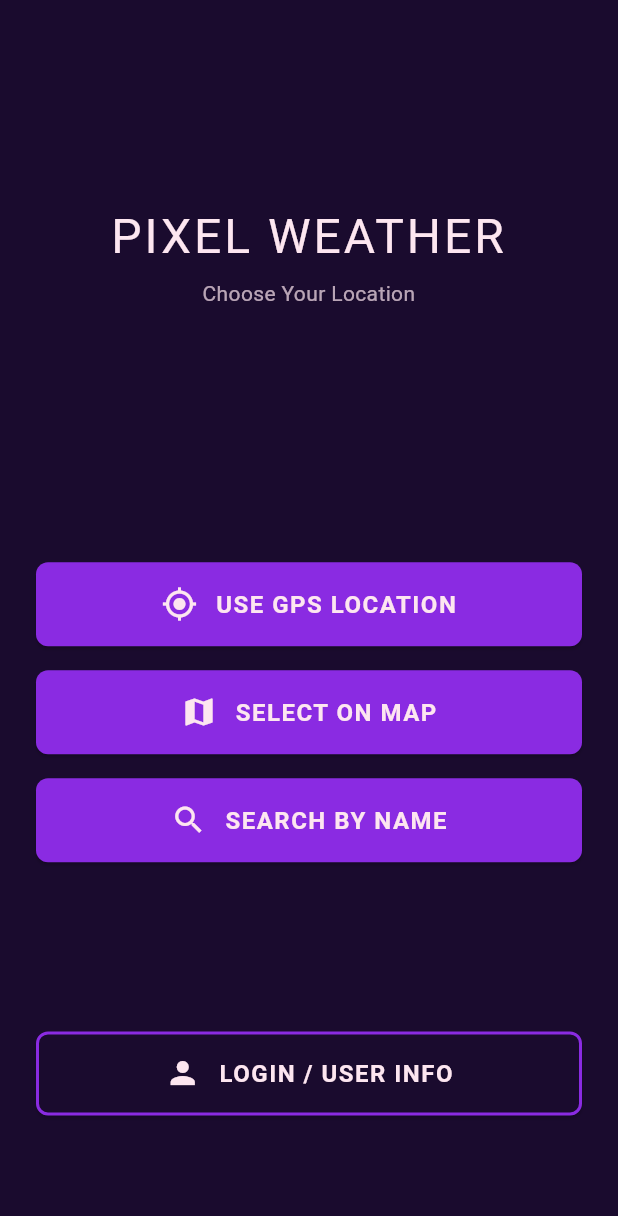
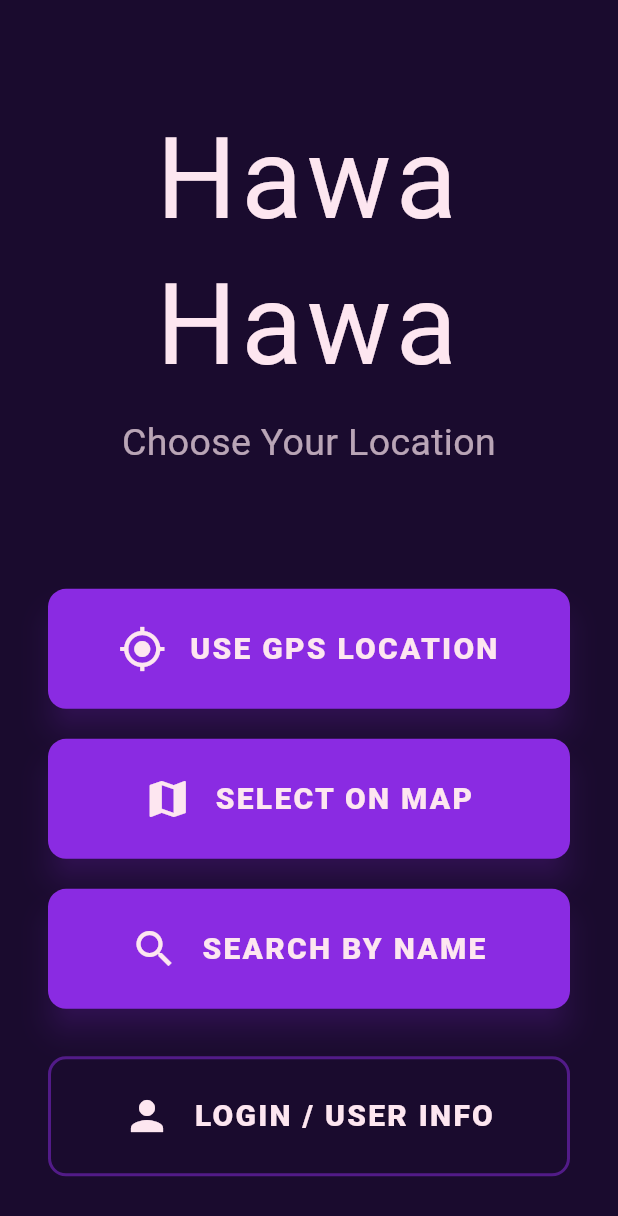
Before and after one commit to god-help-me-otherwise-im-screwed/MAD_FINAL_PROJECT, a Flutter app: the screen it shows after launch, on a phone screen of 412 x 824 dp. Shown: the top 1216 px of the screen. Run offline on Flutter 3.47's test engine with Material 3 defaults, Android fonts, the light colour scheme and no system bars; our stand-ins replace flutter_riverpod, geolocator, latlong2, shared_preferences; Roboto replaces fonts that are missing (BoldPixels); project files that could hold a hidden picture were left out.

Commit message:
startup-screen-version-1

```diff
--- a/hawahawa/lib/screens/startup_screen.dart
+++ b/hawahawa/lib/screens/startup_screen.dart
@@ -1,6 +1,7 @@
 import 'package:flutter/material.dart';
 import 'package:flutter_riverpod/flutter_riverpod.dart';
 import 'package:hawahawa/constants/colors.dart';
+import 'package:hawahawa/models/location_model.dart'; // Make sure this path is correct for your LocationResult model
 import 'package:hawahawa/providers/location_provider.dart';
 import 'package:hawahawa/providers/weather_provider.dart';
 import 'package:hawahawa/screens/weather_display_screen.dart';
@@ -8,75 +9,150 @@ import 'package:hawahawa/screens/map_picker_screen.dart';
 import 'package:hawahawa/screens/search_location_screen.dart';
 import 'package:hawahawa/screens/login_screen.dart';
 
-class StartupScreen extends ConsumerWidget {
+class StartupScreen extends ConsumerStatefulWidget {
   const StartupScreen({super.key});
 
   @override
-  Widget build(BuildContext context, WidgetRef ref) {
+  ConsumerState<StartupScreen> createState() => _StartupScreenState();
+}
+
+class _StartupScreenState extends ConsumerState<StartupScreen> {
+  // 1. STATE TRACKING
+  bool _isGpsLoading = false;
+  LocationResult? _detectedLocation;
+
+  // Function to handle GPS button press
+  Future<void> _handleGpsLocation() async {
+    setState(() {
+      _isGpsLoading = true;
+      _detectedLocation = null;
+    });
+
+    // Request GPS location and wait for the result
+    final LocationResult? location =
+        await ref.read(locationProvider.notifier).requestGpsLocation();
+
+    if (mounted) {
+      setState(() {
+        _isGpsLoading = false;
+        _detectedLocation = location;
+      });
+    }
+  }
+
+  // Function to handle proceeding to weather screen
+  Future<void> _proceedToWeather(LocationResult location) async {
+    if (!mounted) return;
+
+    // Save the location to the provider (important for persistence)
+    ref.read(locationProvider.notifier).setLocation(location);
+
+    // Fetch weather using the confirmed location
+    await ref.read(weatherProvider.notifier).fetchWeather(location);
+
+    if (!mounted) return;
+
+    // Navigate away
+    Navigator.of(context).pushReplacement(
+      MaterialPageRoute(
+        builder: (c) => const WeatherDisplayScreen(),
+      ),
+    );
+  }
+
+  @override
+  Widget build(BuildContext context) {
     return Scaffold(
       backgroundColor: kDarkPrimary,
       body: SafeArea(
         child: Padding(
-          padding: const EdgeInsets.all(24.0),
+          padding: const EdgeInsets.symmetric(horizontal: 32.0, vertical: 24.0),
           child: Column(
             mainAxisAlignment: MainAxisAlignment.center,
             crossAxisAlignment: CrossAxisAlignment.stretch,
             children: [
-              const Spacer(flex: 2),
+              const Spacer(flex: 3),
               Text(
-                'PIXEL WEATHER',
+                'Hawa Hawa',
                 textAlign: TextAlign.center,
                 style: Theme.of(context).textTheme.headlineMedium?.copyWith(
-                  color: kDarkText,
-                  fontSize: 32,
-                  letterSpacing: 2,
-                ),
+                      color: kDarkText,
+                      fontSize: 75,
+                      letterSpacing: 3,
+                    ),
               ),
-              const SizedBox(height: 8),
+              const SizedBox(height: 12),
               Text(
                 'Choose Your Location',
                 textAlign: TextAlign.center,
                 style: Theme.of(context).textTheme.bodyMedium?.copyWith(
-                  color: kDarkText.withOpacity(0.7),
-                  fontSize: 14,
+                      color: kDarkText.withOpacity(0.7),
+                      fontSize: 25,
+                    ),
+              ),
+              const Spacer(flex: 5),
+
+              // 2. LOCATION STATUS DISPLAY (No explicit loading spinner here)
+              if (_detectedLocation != null)
+                Padding(
+                  padding: const EdgeInsets.only(bottom: 20.0),
+                  child: Column(
+                    children: [
+                      Text(
+                        'Detected Location:',
+                        style: Theme.of(context).textTheme.titleLarge?.copyWith(
+                              color: kDarkText.withOpacity(0.8),
+                              fontWeight: FontWeight.normal,
+                            ),
+                      ),
+                      const SizedBox(height: 8),
+                      Text(
+                        _detectedLocation!
+                            .displayName, // Display the full displayName
+                        textAlign: TextAlign.center,
+                        style: Theme.of(context).textTheme.headlineSmall?.copyWith(
+                              color: kDarkText,
+                              fontWeight: FontWeight.bold,
+                            ),
+                      ),
+                    ],
+                  ),
                 ),
-              ),
-              const Spacer(flex: 3),
-              _buildButton(
-                context,
-                icon: Icons.my_location,
-                label: 'USE GPS LOCATION',
-                onPressed: () async {
-                  await ref
-                      .read(locationProvider.notifier)
-                      .requestGpsLocation();
-                  if (!context.mounted) return;
-                  final location = ref.read(locationProvider);
-                  if (location != null) {
-                    await ref
-                        .read(weatherProvider.notifier)
-                        .fetchWeather(location);
-                    if (!context.mounted) return;
-                    Navigator.of(context).pushReplacement(
-                      MaterialPageRoute(
-                        builder: (c) => const WeatherDisplayScreen(),
-                      ),
-                    );
-                  }
-                },
-              ),
-              const SizedBox(height: 16),
+              // CONDITIONAL PROCEED BUTTON is shown *only* when a location is detected
+              if (_detectedLocation != null)
+                _buildButton(
+                  context,
+                  icon: Icons.cloud,
+                  label: 'PROCEED TO WEATHER',
+                  onPressed: () => _proceedToWeather(_detectedLocation!),
+                ),
+
+              // GPS Button is shown *only* when no location is detected
+              if (_detectedLocation == null)
+                _buildButton(
+                  context,
+                  icon: Icons.my_location,
+                  // Text changes to show loading state
+                  label: _isGpsLoading ? 'LOADING GPS...' : 'USE GPS LOCATION',
+                  // Button is disabled while loading
+                  onPressed: _isGpsLoading ? () {} : _handleGpsLocation,
+                ),
+
+              const SizedBox(height: 20),
+
+              // Other location methods
               _buildButton(
                 context,
                 icon: Icons.map,
                 label: 'SELECT ON MAP',
                 onPressed: () {
                   Navigator.of(context).push(
-                    MaterialPageRoute(builder: (c) => const MapPickerScreen()),
+                    MaterialPageRoute(
+                        builder: (c) => const MapPickerScreen()),
                   );
                 },
               ),
-              const SizedBox(height: 16),
+              const SizedBox(height: 20),
               _buildButton(
                 context,
                 icon: Icons.search,
@@ -84,8 +160,7 @@ class StartupScreen extends ConsumerWidget {
                 onPressed: () {
                   Navigator.of(context).push(
                     MaterialPageRoute(
-                      builder: (c) => const SearchLocationScreen(),
-                    ),
+                        builder: (c) => const SearchLocationScreen()),
                   );
                 },
               ),
@@ -121,11 +196,15 @@ class StartupScreen extends ConsumerWidget {
       style: ElevatedButton.styleFrom(
         backgroundColor: secondary ? kDarkPrimary : kDarkAccent,
         foregroundColor: kDarkText,
-        padding: const EdgeInsets.symmetric(vertical: 16),
+        elevation: secondary ? 0 : 8,
+        shadowColor: kDarkAccent.withOpacity(0.5),
+        padding: const EdgeInsets.symmetric(vertical: 24),
         shape: RoundedRectangleBorder(
-          borderRadius: BorderRadius.circular(8),
+          borderRadius: BorderRadius.circular(12),
           side: BorderSide(
-            color: secondary ? kDarkAccent : Colors.transparent,
+            color: secondary
+                ? kDarkAccent.withOpacity(0.5)
+                : Colors.transparent,
             width: 2,
           ),
         ),
@@ -133,14 +212,17 @@ class StartupScreen extends ConsumerWidget {
       child: Row(
         mainAxisAlignment: MainAxisAlignment.center,
         children: [
-          Icon(icon, size: 24),
-          const SizedBox(width: 12),
-          Text(
-            label,
-            style: const TextStyle(
-              fontSize: 16,
-              fontWeight: FontWeight.bold,
-              letterSpacing: 1,
+          Icon(icon, size: 32),
+          const SizedBox(width: 16),
+          Flexible(
+            child: Text(
+              label,
+              textAlign: TextAlign.center,
+              style: const TextStyle(
+                fontSize: 20,
+                fontWeight: FontWeight.w800,
+                letterSpacing: 1.5,
+              ),
             ),
           ),
         ],
```
Also changed, not shown: hawahawa/lib/providers/location_provider.dart (+5 -7 lines).
